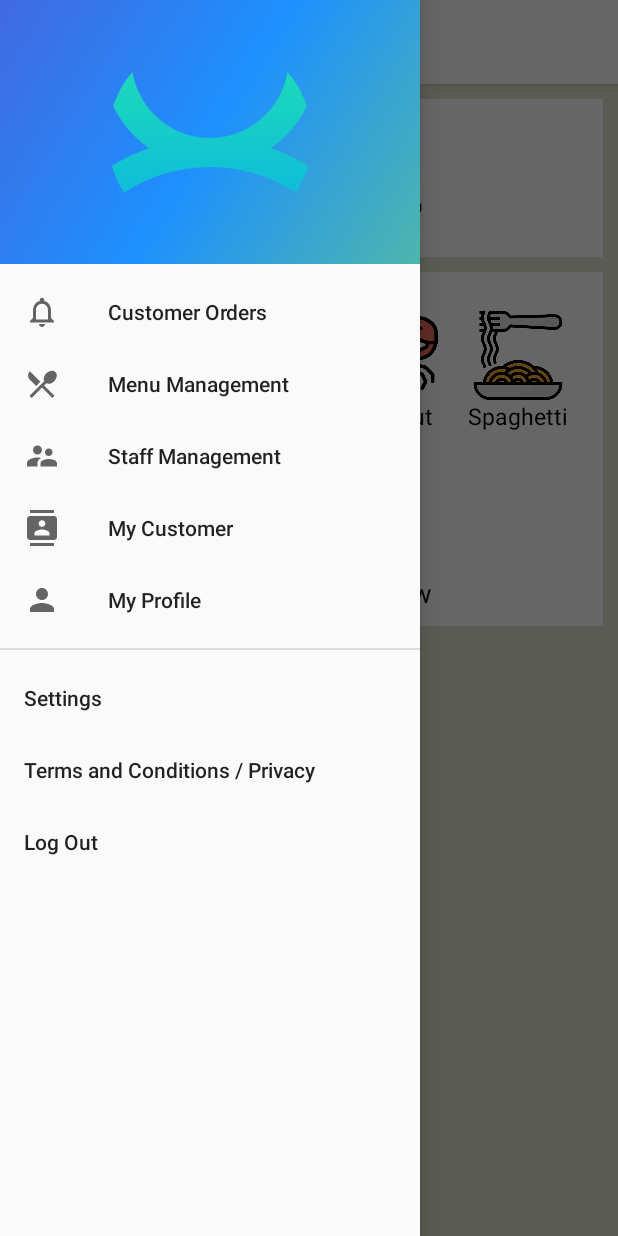
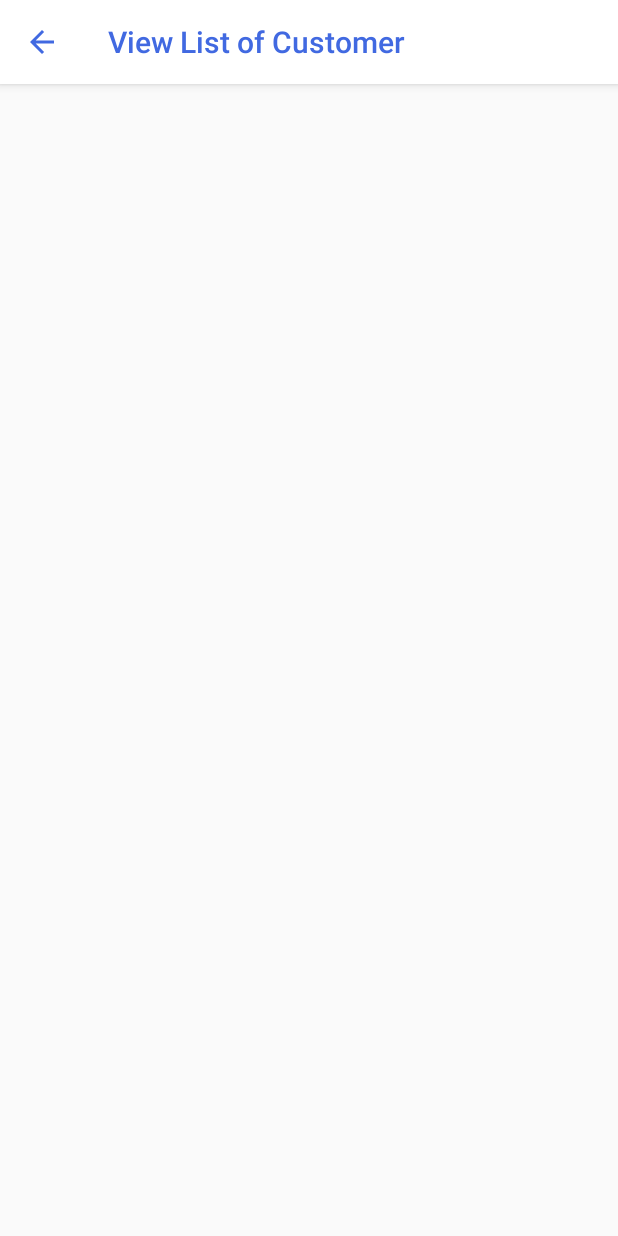
Before and after one commit to wmDanialh/G03_39-FEED-ME-APP-STAFF-ADMIN, an Android app: the AdminMainScreenActivity screen opened directly, with no data from a screen before it, in the side drawer, after a tap on "My Customer", on a phone screen of 412 x 824 dp. Run offline under Robolectric (Android 15) with nearby library versions, the phone set to English and light mode, and no system bars; our stand-ins replace Firebase (no records; nobody signed in at launch, a user with empty details on screens opened directly), Picasso; Roboto replaces fonts that are not available here.

Commit message:
admin can view list of user that have been register yay :D

```diff
--- a/app/src/main/AndroidManifest.xml
+++ b/app/src/main/AndroidManifest.xml
@@ -20,7 +20,8 @@
         android:roundIcon="@drawable/delivery"
         android:supportsRtl="true"
         android:theme="@style/AppTheme">
-        <activity android:name=".StaffChangePasswordActivity"></activity>
+        <activity android:name=".ViewListOfCustomerActivity"></activity>
+        <activity android:name=".StaffChangePasswordActivity" />
         <activity android:name=".StaffEditProfileActivity" />
         <activity android:name=".StaffViewProfileActivity" />
 
--- a/app/src/main/java/com/danny/feedmeappadminstaff/AdminMainScreenActivity.java
+++ b/app/src/main/java/com/danny/feedmeappadminstaff/AdminMainScreenActivity.java
@@ -66,12 +66,14 @@ public class AdminMainScreenActivity extends AppCompatActivity implements Naviga
                         startActivity(intent2);
                         break;
                     case R.id.adminStaffMangement_drawer_myOrderStatus:
-                        Intent intent = new Intent(AdminMainScreenActivity.this, ViewListOfStaffActivity.class);
-                        startActivity(intent);
+                        Intent intent3 = new Intent(AdminMainScreenActivity.this, ViewListOfStaffActivity.class);
+                        startActivity(intent3);
                         break;
                     case R.id.adminProfile_drawer_myProfile:
                         break;
-                    case R.id.adminViewCustomer_drawer_myAddresses:
+                    case R.id.adminViewCustomer_drawers:
+                        Intent intent4 = new Intent(AdminMainScreenActivity.this, ViewListOfCustomerActivity.class);
+                        startActivity(intent4);
                         break;
                     case R.id.staff_drawer_myHelp:
                         break;
--- a/app/src/main/java/com/danny/feedmeappadminstaff/StaffMainScreenActivity.java
+++ b/app/src/main/java/com/danny/feedmeappadminstaff/StaffMainScreenActivity.java
@@ -78,8 +78,6 @@ public class StaffMainScreenActivity extends AppCompatActivity implements Naviga
                         startActivity(intent2);
                         break;
                     case R.id.staffAddress_drawer_myAddresses: ;
-                        break;
-                    case R.id.adminViewCustomer_drawer_myAddresses:
                         break;
                     case R.id.staff_drawer_myHelp:
                         break;
--- /dev/null
+++ b/app/src/main/java/com/danny/feedmeappadminstaff/ViewListOfCustomerActivity.java
@@ -0,0 +1,105 @@
+package com.danny.feedmeappadminstaff;
+
+import androidx.annotation.NonNull;
+import androidx.appcompat.app.AppCompatActivity;
+import androidx.appcompat.widget.Toolbar;
+import androidx.recyclerview.widget.LinearLayoutManager;
+import androidx.recyclerview.widget.RecyclerView;
+
+import android.content.Intent;
+import android.os.Bundle;
+import android.view.LayoutInflater;
+import android.view.View;
+import android.view.ViewGroup;
+import android.widget.Toast;
+
+import com.danny.feedmeappadminstaff.Holder.CustomerViewHolder;
+import com.danny.feedmeappadminstaff.Holder.MenuViewHolder;
+import com.danny.feedmeappadminstaff.Interface.ItemClickListener;
+import com.danny.feedmeappadminstaff.Model.Customer;
+import com.danny.feedmeappadminstaff.Model.FoodCategoryModel;
+import com.firebase.ui.database.FirebaseRecyclerAdapter;
+import com.firebase.ui.database.FirebaseRecyclerOptions;
+import com.google.firebase.database.DatabaseReference;
+import com.google.firebase.database.FirebaseDatabase;
+import com.google.firebase.storage.FirebaseStorage;
+import com.google.firebase.storage.StorageReference;
+import com.squareup.picasso.Picasso;
+
+public class ViewListOfCustomerActivity extends AppCompatActivity {
+
+    FirebaseDatabase database;
+    DatabaseReference category;
+
+    RecyclerView recycler_menu;
+    RecyclerView.LayoutManager layoutManager;
+
+    Customer customer;
+
+    FirebaseStorage storage;
+    StorageReference storageReference;
+
+    FirebaseRecyclerAdapter<Customer, CustomerViewHolder> adapter;
+
+    @Override
+    protected void onCreate(Bundle savedInstanceState) {
+        super.onCreate(savedInstanceState);
+        setContentView(R.layout.activity_view_list_of_customer);
+
+        Toolbar toolbarProfile = findViewById(R.id.toolbarListOfCustomer);
+        setSupportActionBar(toolbarProfile);
+        getSupportActionBar().setTitle("View List of Customer");
+        getSupportActionBar().setDisplayHomeAsUpEnabled(true);
+        getSupportActionBar().setDisplayShowHomeEnabled(true);
+
+        toolbarProfile.setNavigationOnClickListener(new View.OnClickListener() {
+            @Override
+            public void onClick(View v) {
+                onBackPressed();
+            }
+        });
+
+        database = FirebaseDatabase.getInstance();
+        category = database.getReference("User");
+        storage = FirebaseStorage.getInstance();
+        storageReference = storage.getReference();
+
+        //Load Menu
+        recycler_menu = (RecyclerView)findViewById(R.id.customer_recyclerView);
+        recycler_menu.setHasFixedSize(true);
+        layoutManager = new LinearLayoutManager(this);
+        recycler_menu.setLayoutManager(layoutManager);
+
+        loadCustomer();
+
+
+    }
+
+    private void loadCustomer() {
+
+        FirebaseRecyclerOptions<Customer> options = new FirebaseRecyclerOptions.Builder<Customer>().setQuery(category, Customer.class).build();
+
+        adapter = new FirebaseRecyclerAdapter<Customer, CustomerViewHolder>(options) {
+
+            @Override
+            public void onBindViewHolder(@NonNull CustomerViewHolder holder, int position, @NonNull Customer model) {
+
+                holder.mCustomerNameTv.setText(model.getUserName());
+                holder.mCustomerEmailTv.setText(model.getUserEmail());
+                holder.mCustomerNumberTv.setText(model.getUserMobile());
+
+            }
+
+            @NonNull
+            @Override
+            public CustomerViewHolder onCreateViewHolder(@NonNull ViewGroup parent, int viewType) {
+                View view = LayoutInflater.from(parent.getContext()).inflate(R.layout.row_customer, parent, false);
+                return new CustomerViewHolder(view);
+            }
+        };
+        adapter.notifyDataSetChanged();
+        recycler_menu.setAdapter(adapter);
+        adapter.startListening();
+
+    }
+}
--- a/app/src/main/res/layout/activity_staff_edit_profile.xml
+++ b/app/src/main/res/layout/activity_staff_edit_profile.xml
@@ -57,6 +57,8 @@
         android:background="@color/colorWhite"
         android:padding="10dp"
         android:hint="Email"
+        android:focusable="false"
+        android:editable="false"
         android:inputType="textEmailAddress"
         android:drawableStart="@drawable/ic_email"
         android:layout_margin="10dp"/>
--- /dev/null
+++ b/app/src/main/res/layout/activity_view_list_of_customer.xml
@@ -0,0 +1,32 @@
+<?xml version="1.0" encoding="utf-8"?>
+<RelativeLayout xmlns:android="http://schemas.android.com/apk/res/android"
+    xmlns:app="http://schemas.android.com/apk/res-auto"
+    xmlns:tools="http://schemas.android.com/tools"
+    android:layout_width="match_parent"
+    android:layout_height="match_parent"
+    tools:context=".ViewListOfCustomerActivity">
+
+    <com.google.android.material.appbar.AppBarLayout
+        android:id="@+id/appBarListOfCustomer"
+        android:layout_width="match_parent"
+        android:layout_height="wrap_content"
+        android:theme="@style/AppTheme.AppBarOverlay">
+
+        <androidx.appcompat.widget.Toolbar
+            android:id="@+id/toolbarListOfCustomer"
+            android:layout_width="match_parent"
+            app:theme="@style/ToolBarStyle"
+            android:layout_height="?attr/actionBarSize"
+            android:background="@color/colorWhite"
+            app:popupTheme="@style/AppTheme.PopupOverlay" />
+
+    </com.google.android.material.appbar.AppBarLayout>
+
+    <androidx.recyclerview.widget.RecyclerView
+        android:layout_below="@+id/appBarListOfCustomer"
+        android:id="@+id/customer_recyclerView"
+        android:layout_width="match_parent"
+        android:layout_height="match_parent"/>
+
+
+</RelativeLayout>
--- a/app/src/main/res/menu/activity_admin_main_drawer.xml
+++ b/app/src/main/res/menu/activity_admin_main_drawer.xml
@@ -19,7 +19,7 @@
             android:icon="@drawable/management"
             android:title="Staff Management"/>
         <item
-            android:id="@+id/adminViewCustomer_drawer_myAddresses"
+            android:id="@+id/adminViewCustomer_drawers"
             android:icon="@drawable/ic_baseline_contacts_24"
             android:title="My Customer"/>
         <item
```
Also changed, not shown: app/src/main/java/com/danny/feedmeappadminstaff/Holder/CustomerViewHolder.java (added, +44 -0 lines), app/src/main/java/com/danny/feedmeappadminstaff/Model/Customer.java (added, +55 -0 lines), app/src/main/res/layout/row_customer.xml (added, +76 -0 lines), app/src/main/res/drawable-v24/person.png (added).
